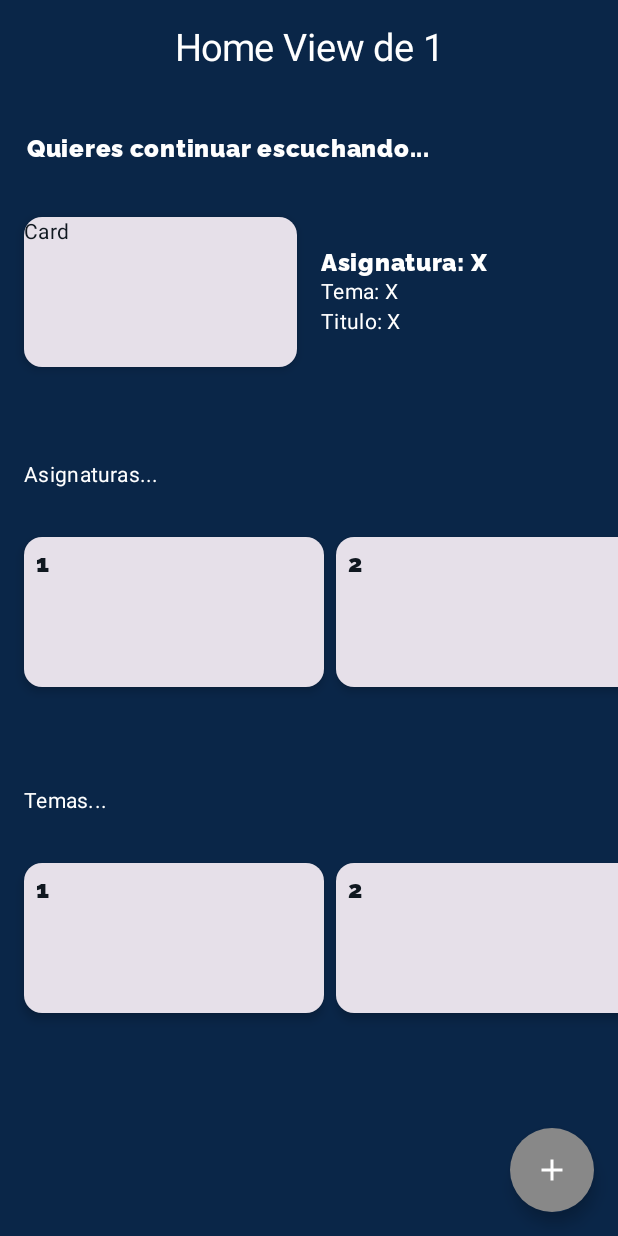
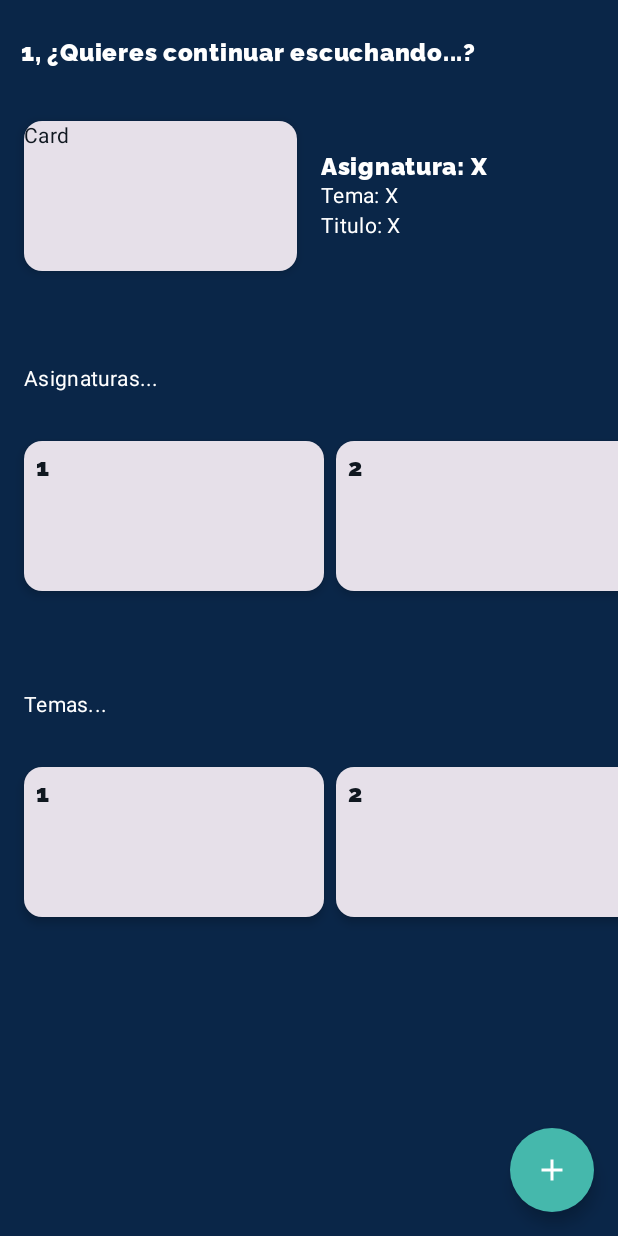
Before and after one commit to FlEtsv/ReproductorPodcast, an Android app built with Jetpack Compose: the @Preview function GreetingPreview, on a phone screen of 412 x 824 dp. Run offline under Robolectric (Android 15) with nearby library versions, the phone set to English and light mode, and no system bars.

Commit message:
Ultimas modificaciones de diseño, barra home eliminada, y barra barcomponents

```diff
--- a/app/src/main/java/com/android/navegacion/ui/components/BarComponents.kt
+++ b/app/src/main/java/com/android/navegacion/ui/components/BarComponents.kt
@@ -6,10 +6,12 @@ import androidx.compose.material.IconButton
 import androidx.compose.material.Text
 import androidx.compose.material.icons.Icons
 import androidx.compose.material.icons.filled.Add
+import androidx.compose.material3.MaterialTheme
 import androidx.compose.runtime.Composable
 import androidx.compose.ui.graphics.Color
 import androidx.compose.ui.graphics.vector.ImageVector
 import androidx.compose.ui.unit.sp
+import com.universae.reproductor.ui.theme.AzulClaro
 
 @Composable
 fun TitleBar (name: String){
@@ -19,7 +21,7 @@ fun TitleBar (name: String){
 fun ActionButton() {
     FloatingActionButton(
         onClick = { /*TODO*/ },
-        backgroundColor = Color.Gray,
+        backgroundColor = MaterialTheme.colorScheme.primary,
         contentColor = Color.White
     ) {
         Icon(imageVector = Icons.Default.Add, contentDescription ="Agregar" )
--- a/app/src/main/java/com/android/navegacion/ui/views/HomeView.kt
+++ b/app/src/main/java/com/android/navegacion/ui/views/HomeView.kt
@@ -42,6 +42,7 @@ import kotlinx.coroutines.Dispatchers
 import kotlinx.coroutines.delay
 import kotlinx.coroutines.launch
 import kotlinx.coroutines.withContext
+import androidx.compose.material3.MaterialTheme
 
 /**
  * Vista principal de la aplicación, configurada para mostrar una barra superior, un botón flotante y un contenido dinámico.
@@ -58,12 +59,6 @@ fun HomeView(navController: NavController, id: String, pass: String?) {
     val podcasts2 = listOf("1","2","3","4","5","6","7","8","9","10")
     // Estructura básica con barra superior y botón flotante
     Scaffold(
-        topBar = {
-            CenterAlignedTopAppBar(
-                title = { TitleBar(name = "Home View de $id") },
-                colors = TopAppBarDefaults.centerAlignedTopAppBarColors(containerColor = AzulDark)
-            )
-        },
         floatingActionButton = { ActionButton() }
     ) { innerPadding ->
         // Columna Lazy que se ajusta al padding proporcionado por el Scaffold
@@ -76,7 +71,7 @@ fun HomeView(navController: NavController, id: String, pass: String?) {
         ) {
             if (hayCola) {
                 item {Spacer(modifier = Modifier.height(20.dp)) }
-                item { TituloIzquierda(texto = " Quieres continuar escuchando...",) }
+                item { TituloIzquierda(texto = "$id, ¿Quieres continuar escuchando...?",) }
                 item {Spacer(modifier = Modifier.height(20.dp)) }
                 item { FilaTituloCola() }
                 item { Spacer(modifier = Modifier.height(30.dp)) }
```
